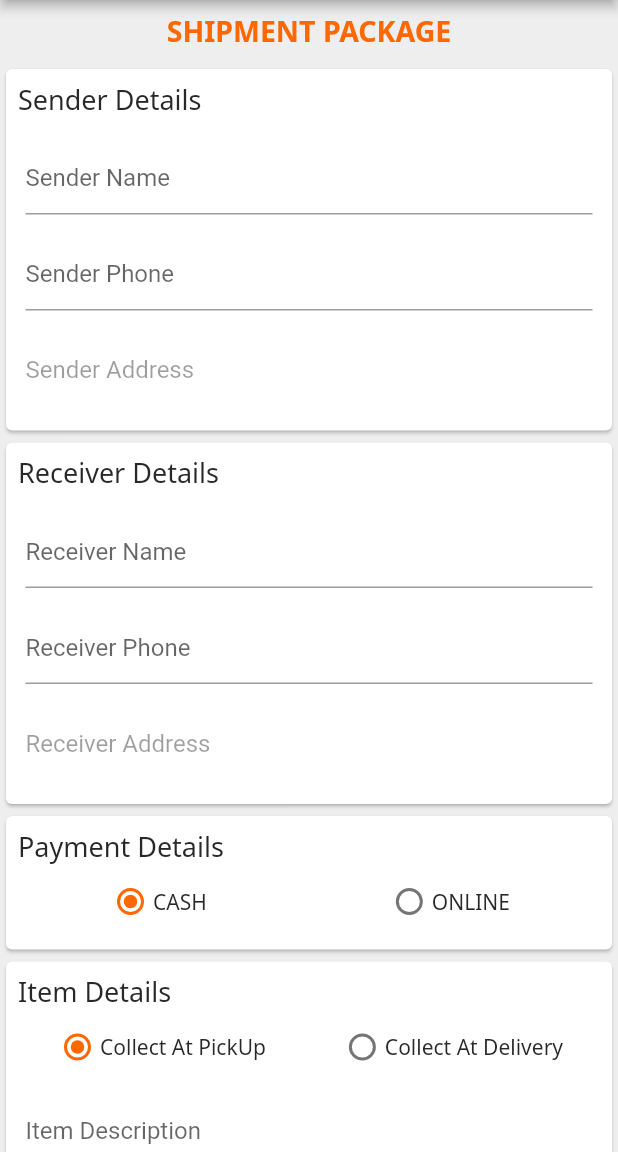
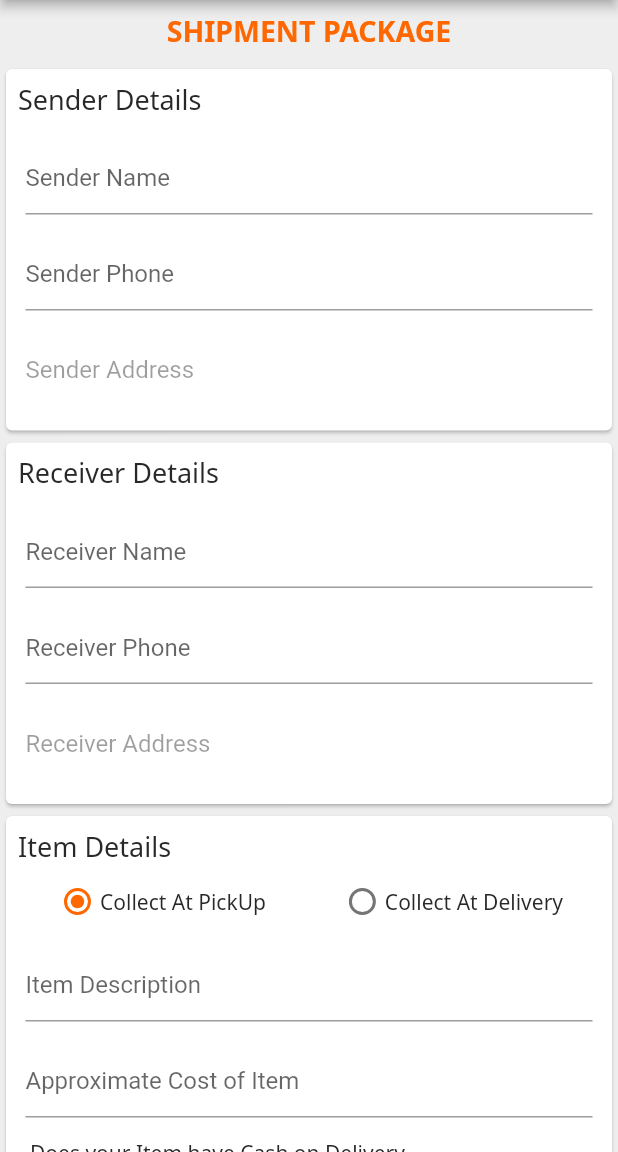
Before and after one commit to EZshippDelivery/mobile-app, a Flutter app: the BookOrderPage screen opened by its route, on a phone screen of 412 x 824 dp, the part 84-1236 px from its top. Run offline on Flutter 3.47's test engine with Material 2 defaults, Android fonts, the phone set to English and light mode, and no system bars; drawn by our look-alikes of overlay_support; our stand-ins replace device_info, dio, firebase_core, firebase_messaging, flutter_rating_bar, flutter_secure_storage and 10 more; missing offline and left inert: flutter_mobile_vision_2, flutter_polyline_points; accounts and stored records are empty.

Commit message:
mobile-app design 8

```diff
--- a/lib/Provider/customer_controller.dart
+++ b/lib/Provider/customer_controller.dart
@@ -173,7 +173,7 @@ class CustomerController extends BikerController {
         Variables.orderscount = responseJson["totalCount"];
         if (responseJson["data"].isNotEmpty) {
           if (pagenumber > 1) {
-            customerOrders.addAll(responseJson["data"].map((e) => NewOrderList.fromMap(e)).toList());
+            customerOrders.addAll(responseJson["data"].map<CustomerOrdersList>((e) => CustomerOrdersList.fromMap(e)).toList());
           } else if (pagenumber == 1) {
             customerOrders = List.generate(
                 responseJson["data"].length, (index) => CustomerOrdersList.fromMap(responseJson["data"][index]));
@@ -203,7 +203,7 @@ class CustomerController extends BikerController {
             customerOrders = List.generate(
                 responseJson["data"].length, (index) => CustomerOrdersList.fromMap(responseJson["data"][index]));
           } else if (pagenumber > 1) {
-            customerOrders.addAll(responseJson["data"].map((e) => NewOrderList.fromMap(e)).toList());
+            customerOrders.addAll(responseJson["data"].map((e) => CustomerOrdersList.fromMap(e)).toList());
           }
           isLastPage = false;
         } else {
--- a/lib/Provider/order_controller.dart
+++ b/lib/Provider/order_controller.dart
@@ -19,7 +19,6 @@ class OrderController extends BikerController {
 
       responseJson = Variables.returnResponse(context, response);
     } on SocketException {
-
       Variables.showtoast(context, 'No Internet connection', Icons.signal_cellular_connected_no_internet_4_bar_rounded);
     }
     loading4 = false;
@@ -49,13 +48,12 @@ class OrderController extends BikerController {
               "longitude": Variables.updateOrderMap.longitude,
               "orderId": body.id
             })))!;
-        Variables.updateOrderMap.zoneId = Variables.centers.indexWhere((element) => element.indexOf(body.zonedAt));
+        Variables.updateOrderMap.zoneId = Variables.centers.indexWhere((element) => element[0] == body.zonedAt);
         Variables.updateOrderMap.collectAt = body.collectAt;
         if (!mounted) return;
         await updateOrder(mounted, context, Variables.updateOrderMap.toJson(), body.id);
       }
     } on SocketException {
-
       Variables.showtoast(context, 'No Internet connection', Icons.signal_cellular_connected_no_internet_4_bar_rounded);
     }
     notifyListeners();
--- a/lib/main.dart
+++ b/lib/main.dart
@@ -86,8 +86,8 @@ class MyApp extends StatelessWidget {
           SetLocationPage.routeName: (context) => const SetLocationPage(),
           ConfirmAddressPage.routeName: (context) => const ConfirmAddressPage(),
           "/order${Order.routeName}": (context) => Order(index: Variables.index1, accepted: true),
-          BookOrderPage.routeName: (context) => const BookOrderPage(),
-          ConfirmOrderPage.routeName: (context) => const ConfirmOrderPage(),
+          BookOrderPage.routeName: (context) => BookOrderPage(),
+          ConfirmOrderPage.routeName: (context) => ConfirmOrderPage(),
           CustomerEditProfilePage.routeName: (context) => CustomerEditProfilePage(),
           AddAddressPage.routeName: (context) => const AddAddressPage(),
           SetAddressPage.routeName: (context) => const SetAddressPage(),
--- a/lib/pages/biker/rider_homepage.dart
+++ b/lib/pages/biker/rider_homepage.dart
@@ -39,6 +39,7 @@ class HomePageState extends State<HomePage> with TickerProviderStateMixin {
     tabController = TabController(length: 2, vsync: this);
     mapsProvider = Provider.of<MapsProvider>(context, listen: false);
     updateProfileProvider = Provider.of<UpdateProfileProvider>(context, listen: false);
+    orderController = Provider.of<OrderController>(context, listen: false);
     subscribe();
     show(context);
   }
--- a/lib/pages/customer/book_orderpage.dart
+++ b/lib/pages/customer/book_orderpage.dart
@@ -10,10 +10,11 @@ import 'package:provider/provider.dart';
 
 import '../../Provider/customer_controller.dart';
 
+// ignore: must_be_immutable
 class BookOrderPage extends StatefulWidget {
   static String routeName = "/book-order";
-  static List<int?> selectedradio = [1, 1, 2];
-  const BookOrderPage({Key? key}) : super(key: key);
+  List<int?> selectedradio = [1, 1, 2];
+  BookOrderPage({Key? key}) : super(key: key);
 
   @override
   BookOrderPageState createState() => BookOrderPageState();
@@ -84,18 +85,18 @@ class BookOrderPageState extends State<BookOrderPage> with TickerProviderStateMi
                         ]),
                       ),
                     ),
-                    Consumer<UpdateScreenProvider>(builder: (context, reference1, child) {
-                      return Card(
-                          child: Padding(
-                              padding: const EdgeInsets.all(8.0),
-                              child: Column(crossAxisAlignment: CrossAxisAlignment.start, children: [
-                                Text(
-                                  "Payment Details",
-                                  style: Variables.font(fontSize: 18),
-                                ),
-                                radio(true, "CASH", "ONLINE", 0, reference1, cashonly: true),
-                              ])));
-                    }),
+                    // Consumer<UpdateScreenProvider>(builder: (context, reference1, child) {
+                    //   return Card(
+                    //       child: Padding(
+                    //           padding: const EdgeInsets.all(8.0),
+                    //           child: Column(crossAxisAlignment: CrossAxisAlignment.start, children: [
+                    //             Text(
+                    //               "Payment Details",
+                    //               style: Variables.font(fontSize: 18),
+                    //             ),
+                    //             radio(true, "CASH", "ONLINE", 0, reference1, cashonly: true),
+                    //           ])));
+                    // }),
                     Consumer<UpdateScreenProvider>(builder: (context, reference1, child) {
                       return Card(
                           child: Padding(
@@ -105,7 +106,7 @@ class BookOrderPageState extends State<BookOrderPage> with TickerProviderStateMi
                                   "Item Details",
                                   style: Variables.font(fontSize: 18),
                                 ),
-                                radio(BookOrderPage.selectedradio[0] == 1, "Collect At PickUp", "Collect At Delivery",
+                                radio(widget.selectedradio[0] == 1, "Collect At PickUp", "Collect At Delivery",
                                     1, reference1),
                                 textboxes("Item Description", null),
                                 textboxes("Approximate Cost of Item", null, keyboardtype: TextInputType.number),
@@ -138,7 +139,7 @@ class BookOrderPageState extends State<BookOrderPage> with TickerProviderStateMi
                                       const SizedBox(width: 10),
                                       radio(true, "Yes", "No", 2, reference1)
                                     ])),
-                                if (BookOrderPage.selectedradio[2] == 1)
+                                if (widget.selectedradio[2] == 1)
                                   textboxes("Cash on Delivery Charges", null, keyboardtype: TextInputType.number)
                               ])));
                     }),
@@ -167,11 +168,11 @@ class BookOrderPageState extends State<BookOrderPage> with TickerProviderStateMi
                       child: FloatingActionButton.extended(
                           onPressed: () {
                             if (formkey.currentState!.validate()) {
-                              String pay = BookOrderPage.selectedradio[0] == 1 ? "CASH" : "ONLINE";
+                              String pay = "CASH"; //: "ONLINE";
                               reference.createNewOrder.amount =
                                   reference.createNewOrder.deliveryCharge + reference.createNewOrder.codAmount;
                               reference.createNewOrder.bookingType = "SAMEDAY";
-                              reference.createNewOrder.collectAtPickUp = BookOrderPage.selectedradio[1] == 1;
+                              reference.createNewOrder.collectAtPickUp = widget.selectedradio[1] == 1;
                               reference.createNewOrder.customerId = Variables.driverId;
                               reference.createNewOrder.createdBy = Variables.driverId;
                               reference.createNewOrder.lastModifiedBy = Variables.driverId;
@@ -208,10 +209,10 @@ class BookOrderPageState extends State<BookOrderPage> with TickerProviderStateMi
                 child: Radio<int>(
                     value: 1,
                     visualDensity: VisualDensity.adaptivePlatformDensity,
-                    groupValue: BookOrderPage.selectedradio[index],
+                    groupValue: widget.selectedradio[index],
                     activeColor: Palette.kOrange,
                     onChanged: (value) {
-                      BookOrderPage.selectedradio[index] = value;
+                      widget.selectedradio[index] = value;
                       reference.updateScreen();
                     }),
               ),
@@ -223,13 +224,13 @@ class BookOrderPageState extends State<BookOrderPage> with TickerProviderStateMi
                 child: Radio<int>(
                     value: 2,
                     visualDensity: VisualDensity.adaptivePlatformDensity,
-                    groupValue: BookOrderPage.selectedradio[index],
+                    groupValue: widget.selectedradio[index],
                     activeColor: Palette.kOrange,
                     onChanged: (value) {
                       if (cashonly) {
                         Variables.showtoast(context, "Online Payment Gateway is not yet Ready", Icons.warning_rounded);
                       } else {
-                        BookOrderPage.selectedradio[index] = value;
+                        widget.selectedradio[index] = value;
                       }
                       reference.updateScreen();
                     }),
@@ -271,13 +272,13 @@ class BookOrderPageState extends State<BookOrderPage> with TickerProviderStateMi
           validator: (value) {
             if (labelText.contains("Description")) {
               if (value!.isEmpty) return "Enter $labelText";
-            } else if (labelText.contains("Delivery Charges") && BookOrderPage.selectedradio[2] == 1) {
+            } else if (labelText.contains("Delivery Charges") && widget.selectedradio[2] == 1) {
               if (value!.isEmpty) return "Enter $labelText";
             } else if (labelText.contains("Phone")) {
               if (value!.length != 10) return "Enter valid Phone Number";
-              if (labelText.contains("Receiver") && value == senderPhone.text) {
-                return "Receiver and Sender Phone numbers shoudn't be same";
-              }
+              // if (labelText.contains("Receiver") && value == senderPhone.text) {
+              //   return "Receiver and Sender Phone numbers shoudn't be same";
+              // }
             } else if (labelText.contains("Name")) {
               if (value!.isEmpty) return "Enter $labelText";
             }
--- a/lib/pages/customer/customer_invitepage.dart
+++ b/lib/pages/customer/customer_invitepage.dart
@@ -53,9 +53,9 @@ class CustomerInvitePage extends StatelessWidget {
     );
   }
 
-  void launchApps(BuildContext context, urlString, app) async {
-    await canLaunchUrl(urlString)
-        ? launchUrl(urlString)
+  void launchApps(BuildContext context, String urlString, String app) async {
+    await canLaunchUrl(Uri.parse(urlString))
+        ? launchUrl(Uri.parse(urlString), mode: LaunchMode.externalApplication)
         : Variables.showtoast(context, "Can't open $app App", Icons.cancel_outlined);
   }
 
--- a/lib/pages/customer/order_detailspage.dart
+++ b/lib/pages/customer/order_detailspage.dart
@@ -35,14 +35,14 @@ class OrderDetailsPageState extends State<OrderDetailsPage> {
 
   @override
   Widget build(BuildContext context) {
-    Timer.periodic(const Duration(seconds: 1), (timer) {
+    Timer.periodic(Duration.zero, (timer) {
       if (widget.order.statusId == 12) showfeedback(context);
       timer.cancel();
     });
     return Scaffold(
       key: _scaffoldKey,
       appBar: Variables.app(actions: [
-        if (widget.order.statusId > 0 && widget.order.statusId < 13 && widget.order.statusId != 10)
+        if (widget.order.statusId > 0 && widget.order.statusId < 12 && widget.order.statusId != 10)
           Padding(
             padding: const EdgeInsets.only(right: 8.0),
             child: TextButton(
@@ -200,7 +200,7 @@ class OrderDetailsPageState extends State<OrderDetailsPage> {
         ]),
       ),
       floatingActionButtonLocation: FloatingActionButtonLocation.centerFloat,
-      floatingActionButton: widget.order.statusId > 2 && widget.order.statusId < 13 && widget.order.statusId != 10
+      floatingActionButton: widget.order.statusId > 2 && widget.order.statusId < 12 && widget.order.statusId != 10
           ? FloatingActionButton.extended(
               onPressed: () async {
                 Variables.loadingDialogue(context: context, subHeading: "Please wait ...");
--- a/lib/tabs/my_orders.dart
+++ b/lib/tabs/my_orders.dart
@@ -21,6 +21,7 @@ class MyOrdersState extends State<MyOrders> with TickerProviderStateMixin {
   @override
   void initState() {
     super.initState();
+
     orderController = Provider.of<OrderController>(context, listen: false);
     orderController.pagenumber1 = 1;
     Future.delayed(Duration.zero, () => constructor());
--- a/lib/utils/variables.dart
+++ b/lib/utils/variables.dart
@@ -387,7 +387,7 @@ class Variables {
       default:
         Variables.showtoast(
             context,
-            'Error occured while Communication with Server with StatusCode : ${response.statusCode}\n\n${responseJson["message"]}',
+            'Error occured while Communication with Server with StatusCode : ${response.statusCode}\n\n${responseJson["message"].toString()}',
             Icons.warning_rounded);
         break;
     }
```
Also changed, not shown: lib/Provider/biker_controller.dart (+2 -16 lines), lib/pages/customer/add_addresspage.dart (+13 -13 lines), lib/pages/customer/confirm_addresspage.dart (+14 -13 lines), lib/pages/customer/confirm_orderpage.dart (+7 -8 lines), lib/pages/customer/trakingpage.dart (+21 -19 lines), lib/tabs/home.dart (+20 -0 lines), lib/tabs/old_orders.dart (+31 -29 lines).
